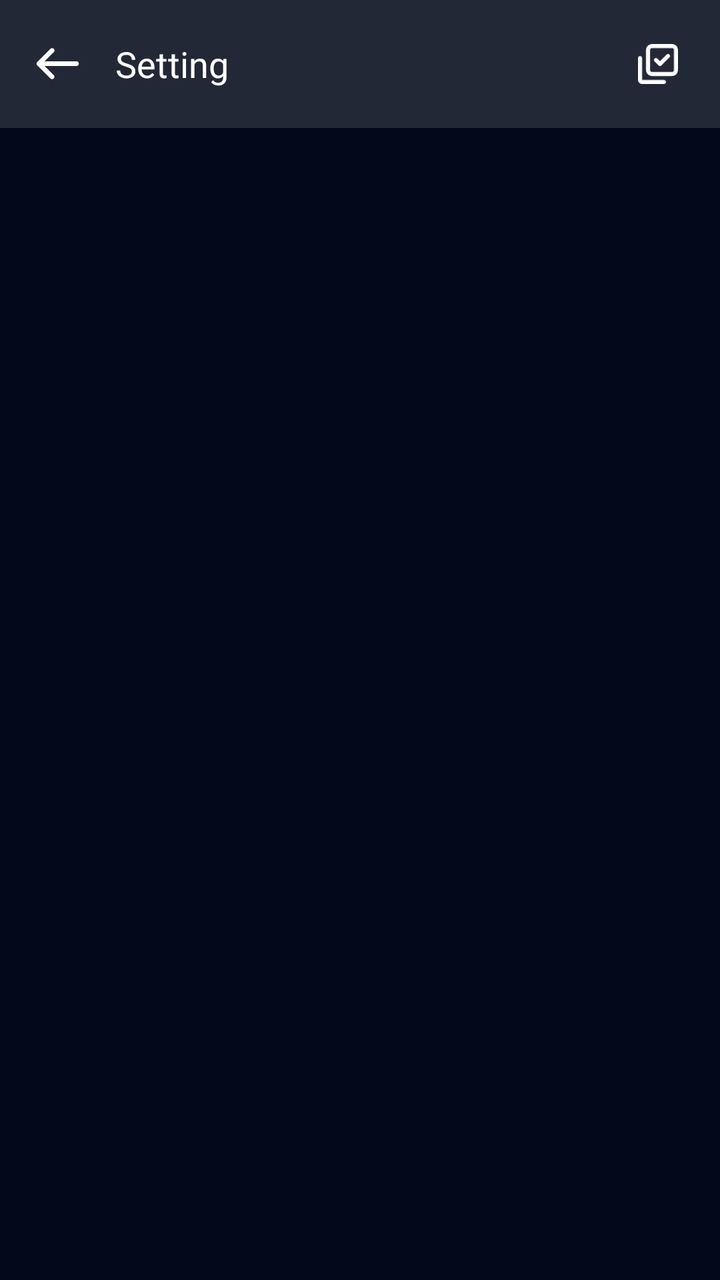
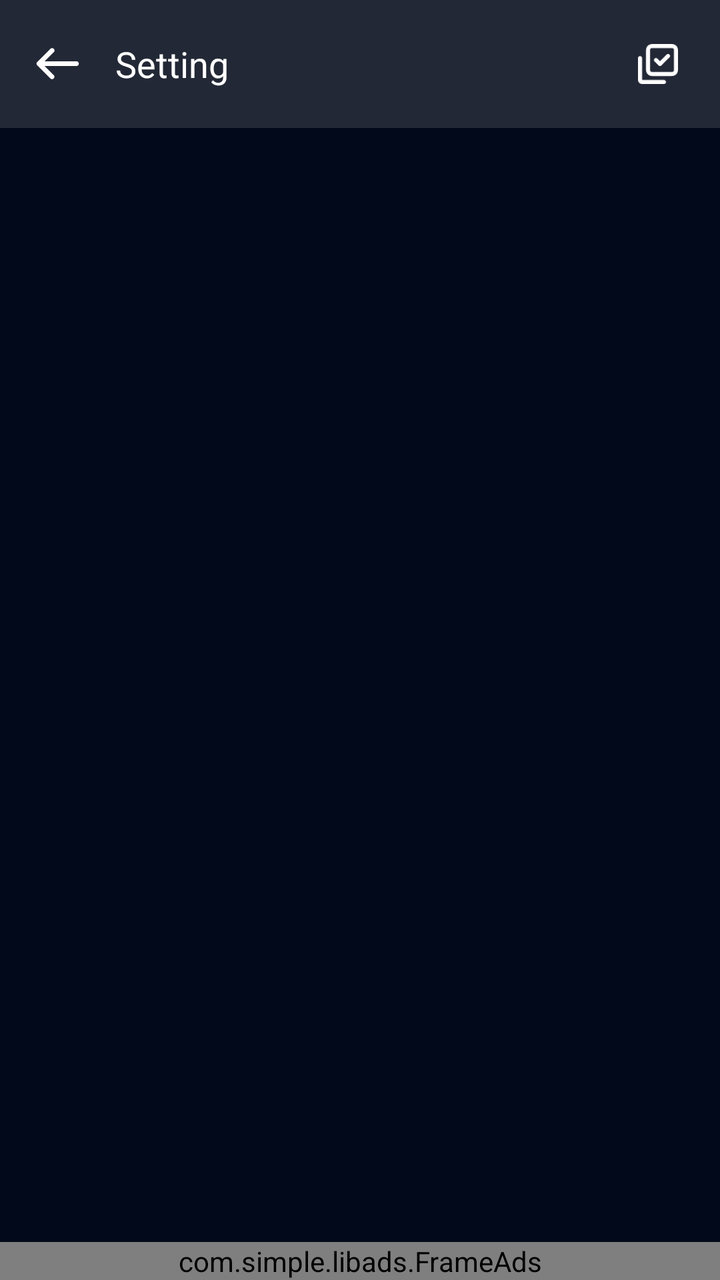

Two renders of the same Android screen: before a commit and after it. Below are the layout's source before the change and the commit's diff.
<!-- AndroidManifest.xml: activity theme Theme.SuperVPN -->
<!-- res/layout/activity_main.xml -->
<?xml version="1.0" encoding="utf-8"?>
<androidx.constraintlayout.widget.ConstraintLayout xmlns:android="http://schemas.android.com/apk/res/android"
    xmlns:app="http://schemas.android.com/apk/res-auto"
    xmlns:tools="http://schemas.android.com/tools"
    android:layout_width="match_parent"
    android:layout_height="match_parent"
    android:background="@color/backgroundColor"
    android:orientation="vertical">

    <androidx.appcompat.widget.LinearLayoutCompat
        android:id="@+id/actionBar"
        android:layout_width="match_parent"
        android:layout_height="wrap_content"
        android:background="@color/gray_3"
        android:gravity="center_vertical"
        app:layout_constraintTop_toTopOf="parent">

        <androidx.appcompat.widget.LinearLayoutCompat
            android:id="@+id/homeActionBar"
            android:layout_width="match_parent"
            android:layout_height="wrap_content"
            android:layout_marginHorizontal="@dimen/size15"
            android:visibility="gone"
            android:gravity="bottom">

            <androidx.appcompat.widget.AppCompatTextView
                android:id="@+id/tvTitle"
                android:layout_width="wrap_content"
                android:layout_height="wrap_content"
                android:fontFamily="@font/teko"
                android:maxLines="1"
                android:text="@string/vpn"
                android:textAlignment="center"
                android:textColor="@color/green_1"
                android:textSize="@dimen/size50" />

            <androidx.appcompat.widget.AppCompatTextView
                android:id="@+id/ivVipReady"
                android:layout_width="0dp"
                android:layout_height="wrap_content"
                android:layout_marginStart="@dimen/size5"
                android:layout_weight="1"
                android:fontFamily="@font/teko"
                android:gravity="bottom"
                android:paddingHorizontal="@dimen/size3"
                android:paddingVertical="@dimen/size3"
                android:text="@string/fast_and_safe"
                android:textColor="@color/white"
                android:textSize="@dimen/size20" />

            <androidx.appcompat.widget.AppCompatImageView
                android:id="@+id/lnSetting"
                android:layout_width="wrap_content"
                android:layout_height="wrap_content"
                android:layout_gravity="center"
                android:layout_marginStart="@dimen/size12"
                android:background="@drawable/bg_ripple_transparent_oval"
                android:foreground="?selectableItemBackgroundBorderless"
                android:padding="@dimen/size3"
                android:src="@drawable/ic_setting" />
        </androidx.appcompat.widget.LinearLayoutCompat>

        <androidx.appcompat.widget.LinearLayoutCompat
            android:id="@+id/subActionbar"
            android:layout_width="match_parent"
            android:layout_height="wrap_content"
            android:paddingHorizontal="@dimen/margin_16"
            android:gravity="center"
            android:visibility="visible">

            <androidx.appcompat.widget.AppCompatImageView
                android:id="@+id/ic_back"
                android:layout_width="@dimen/size24"
                android:layout_height="@dimen/size24"
                android:layout_marginVertical="@dimen/margin_16"
                android:src="@drawable/back"
                />

            <androidx.appcompat.widget.AppCompatTextView
                android:id="@+id/lb_setting"
                android:layout_width="0dp"
                android:layout_height="wrap_content"
                android:layout_marginStart="@dimen/margin_16"
                android:layout_marginVertical="@dimen/margin_16"
                android:layout_weight="1"
                android:textSize="18sp"
                android:gravity="bottom"
                android:text="@string/setting"
                android:textColor="@color/white" />

            <androidx.appcompat.widget.AppCompatImageView
                android:id="@+id/selectAll"
                android:layout_width="30dp"
                android:layout_height="30dp"
                android:padding="5dp"
                android:layout_marginVertical="@dimen/size16"
                android:src="@drawable/ic_select"
                android:foreground="?selectableItemBackgroundBorderless"
                android:clickable="true"
                android:focusable="true" />










        </androidx.appcompat.widget.LinearLayoutCompat>

        <androidx.appcompat.widget.LinearLayoutCompat
            android:id="@+id/dnsActionBar"
            android:layout_width="match_parent"
            android:layout_height="wrap_content"
            android:layout_marginHorizontal="@dimen/size16"
            android:gravity="center_vertical"
            android:visibility="gone"
            app:layout_constraintTop_toTopOf="parent">

            <androidx.appcompat.widget.AppCompatImageView
                android:id="@+id/ivBack"
                android:layout_width="wrap_content"
                android:layout_height="wrap_content"
                android:layout_marginVertical="@dimen/size16"
                android:src="@drawable/ic_arrow_left"
                android:foreground="?selectableItemBackgroundBorderless"
                android:clickable="true"
                android:focusable="true" />

            <androidx.appcompat.widget.AppCompatTextView
                android:layout_width="0dp"
                android:layout_height="wrap_content"
                android:layout_marginStart="@dimen/size16"
                android:layout_weight="1"
                android:fontFamily="@font/inter_bold"
                android:text="@string/setting_dns_default"
                android:textColor="@color/textColor"
                android:textSize="@dimen/text_large" />

            <androidx.appcompat.widget.AppCompatImageView
                android:id="@+id/ivSwitch"
                android:layout_width="wrap_content"
                android:layout_height="wrap_content"
                android:layout_marginVertical="@dimen/size16"
                android:src="@drawable/ic_button_switch"
                android:foreground="?selectableItemBackgroundBorderless"/>
        </androidx.appcompat.widget.LinearLayoutCompat>

    </androidx.appcompat.widget.LinearLayoutCompat>

    <FrameLayout
        android:id="@+id/frameContainer"
        android:layout_width="match_parent"
        android:layout_height="0dp"
        app:layout_constraintBottom_toBottomOf="parent"
        app:layout_constraintTop_toBottomOf="@id/actionBar"
        app:layout_constraintVertical_bias="0.0"
        app:layout_constraintVertical_weight="1"
        tools:layout_editor_absoluteX="-138dp" />












</androidx.constraintlayout.widget.ConstraintLayout>
<!-- resources referenced by this layout -->
<resources>
  <color name="backgroundColor">#02091A</color>
  <color name="gray_3">#232836</color>
  <color name="green_1">#03C343</color>
  <color name="textColor">#ECEFF5</color>
  <color name="white">#FFFFFFFF</color>
  <dimen name="margin_16">16dp</dimen>
  <dimen name="size12">12.8dp</dimen>
  <dimen name="size15">16dp</dimen>
  <dimen name="size16">17.0667dp</dimen>
  <dimen name="size20">21.3333dp</dimen>
  <dimen name="size24">25.6dp</dimen>
  <dimen name="size3">3.2dp</dimen>
  <dimen name="size5">5.3333dp</dimen>
  <dimen name="size50">53.3333dp</dimen>
  <dimen name="text_large">18sp</dimen>
  <!-- drawable ic_arrow_left (drawable) -->
  <vector xmlns:android="http://schemas.android.com/apk/res/android"
      android:width="24dp"
      android:height="24dp"
      android:viewportWidth="24"
      android:viewportHeight="24">
    <path
        android:pathData="M15,18L9,12L15,6"
        android:strokeLineJoin="round"
        android:strokeWidth="2"
        android:fillColor="#00000000"
        android:strokeColor="#ffffff"
        android:strokeLineCap="round"/>
  </vector>
  <!-- drawable ic_button_switch (drawable) -->
  <?xml version="1.0" encoding="utf-8"?>
  <selector xmlns:android="http://schemas.android.com/apk/res/android">
    <item android:state_selected="true" android:drawable="@drawable/ic_button_switch_on"/>
    <item android:state_selected="false" android:drawable="@drawable/ic_button_switch_off"/>
  </selector>
  <string name="fast_and_safe">Fast &amp; Safe</string>
  <string name="setting">Setting</string>
  <string name="setting_dns_default">DNS default</string>
  <string name="vpn">VPN</string>
  <style name="Theme.SuperVPN" parent="Theme.AppCompat.Light.NoActionBar">
          <item name="android:windowFullscreen">true</item>
          
          <item name="textAppearanceHeadline3">@style/App_TextAppearanceTitle1</item>
          <item name="textAppearanceHeadline4">@style/App_TextAppearanceTitle2</item>
  
          <item name="textAppearanceBody1">@style/App_TextAppearanceBody1</item>
          <item name="textAppearanceBody2">@style/App_TextAppearanceBody2</item>
      </style>
  <style name="App_TextAppearanceTitle1" parent="TextAppearance.AppCompat.Title">
          <item name="fontFamily">@font/inter_bold</item>
          <item name="android:textSize">22sp</item>
          <item name="android:textColor">@color/white</item>
          <item name="android:includeFontPadding">false</item>
      </style>
  <style name="App_TextAppearanceTitle2" parent="TextAppearance.AppCompat.Title">
          <item name="fontFamily">@font/inter_bold</item>
          <item name="android:textSize">16sp</item>
          <item name="android:textColor">@color/successColor</item>
          <item name="android:includeFontPadding">false</item>
      </style>
  <style name="App_TextAppearanceBody1" parent="TextAppearance.AppCompat.Title">
          <item name="fontFamily">@font/inter_bold</item>
          <item name="android:textSize">16sp</item>
          <item name="android:textColor">@color/white</item>
          <item name="android:includeFontPadding">false</item>
      </style>
  <style name="App_TextAppearanceBody2" parent="TextAppearance.AppCompat.Title">
          <item name="fontFamily">@font/inter_bold</item>
          <item name="android:textSize">14sp</item>
          <item name="android:textStyle">normal</item>
          <item name="android:textColor">@color/white</item>
          <item name="android:includeFontPadding">false</item>
      </style>
  <color name="successColor">#0FDD54</color>
  <!-- unchanged entries left out for length: 6 -->
</resources>

<!-- the commit's change to res/layout/activity_main.xml (unified diff, before → after) -->
@@ -154,11 +154,18 @@
         android:id="@+id/frameContainer"
         android:layout_width="match_parent"
         android:layout_height="0dp"
-        app:layout_constraintBottom_toBottomOf="parent"
+        app:layout_constraintBottom_toTopOf="@+id/frameBanner"
         app:layout_constraintTop_toBottomOf="@id/actionBar"
         app:layout_constraintVertical_bias="0.0"
         app:layout_constraintVertical_weight="1"
         tools:layout_editor_absoluteX="-138dp" />
+
+
+    <com.simple.libads.FrameAds
+        android:id="@+id/frameBanner"
+        android:layout_width="match_parent"
+        android:layout_height="wrap_content"
+        app:layout_constraintBottom_toBottomOf="parent" />
 
 
 
